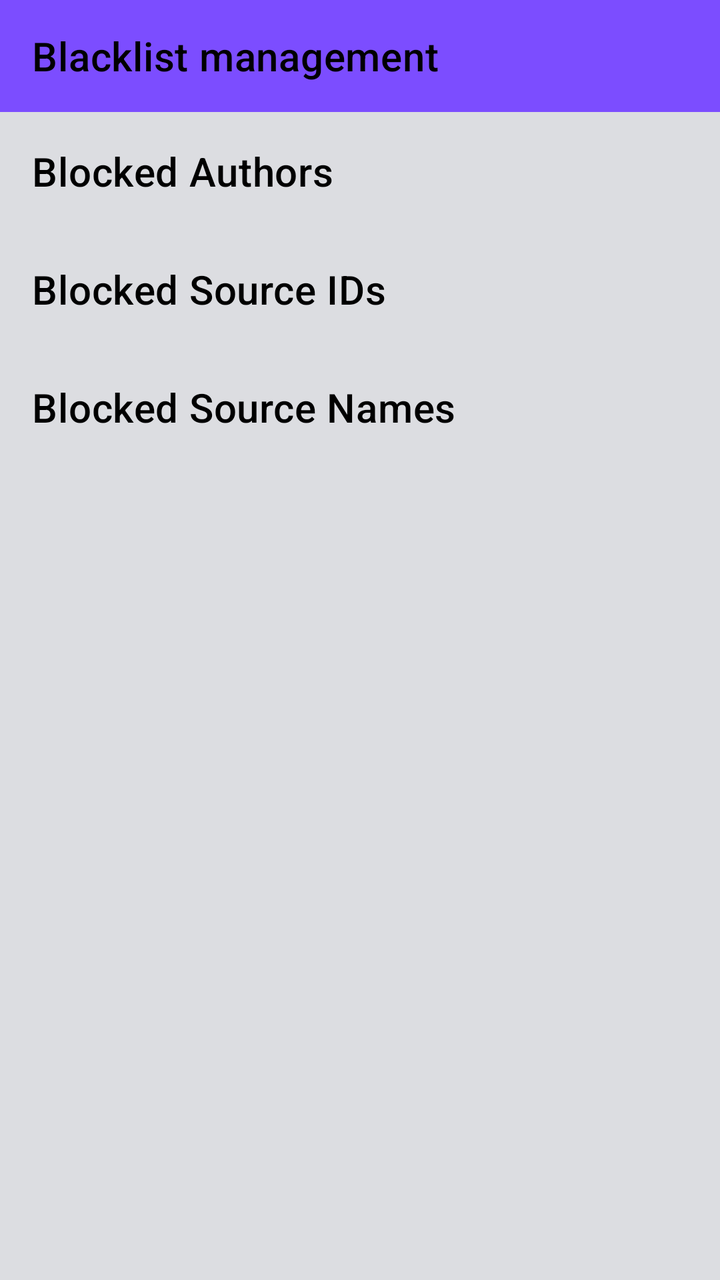
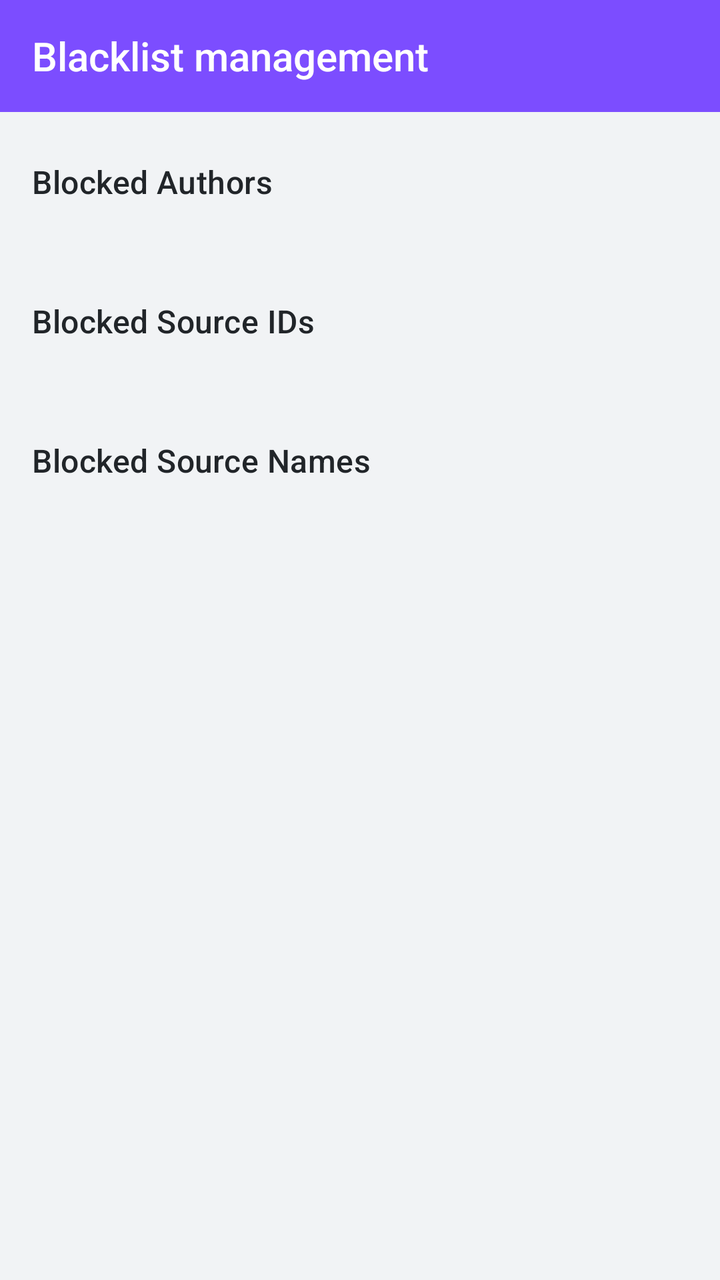

Two renders of the same Android screen: before a commit and after it. Below are the layout's source before the change and the commit's diff.
<!-- AndroidManifest.xml: application theme Theme.NewsApp -->
<!-- res/layout/fragment_blacklist.xml -->
<?xml version="1.0" encoding="utf-8"?>
<androidx.constraintlayout.widget.ConstraintLayout xmlns:android="http://schemas.android.com/apk/res/android"
    xmlns:app="http://schemas.android.com/apk/res-auto"
    android:layout_width="match_parent"
    android:layout_height="match_parent"
    android:fitsSystemWindows="true">

    <com.google.android.material.appbar.AppBarLayout
        android:id="@+id/appBarBlacklist"
        android:layout_width="match_parent"
        android:layout_height="wrap_content"
        app:layout_constraintTop_toTopOf="parent">

        <androidx.appcompat.widget.Toolbar
            android:id="@+id/toolbarBlacklist"
            android:layout_width="match_parent"
            android:layout_height="?attr/actionBarSize"
            app:title="Blacklist management" />
    </com.google.android.material.appbar.AppBarLayout>

    <androidx.core.widget.NestedScrollView
        android:layout_width="match_parent"
        android:layout_height="0dp"
        app:layout_constraintBottom_toBottomOf="parent"
        app:layout_constraintTop_toBottomOf="@id/appBarBlacklist">

        <LinearLayout
            android:layout_width="match_parent"
            android:layout_height="wrap_content"
            android:orientation="vertical"
            android:padding="16dp">

            <TextView
                android:layout_width="match_parent"
                android:layout_height="wrap_content"
                android:text="Blocked Authors"
                android:textAppearance="?attr/textAppearanceHeadline6" />

            <androidx.recyclerview.widget.RecyclerView
                android:id="@+id/rvBlockedAuthors"
                android:layout_width="match_parent"
                android:layout_height="wrap_content"
                android:layout_marginTop="8dp"
                android:nestedScrollingEnabled="false"
                app:layoutManager="androidx.recyclerview.widget.LinearLayoutManager" />

            <TextView
                android:layout_width="match_parent"
                android:layout_height="wrap_content"
                android:layout_marginTop="24dp"
                android:text="Blocked Source IDs"
                android:textAppearance="?attr/textAppearanceHeadline6" />

            <androidx.recyclerview.widget.RecyclerView
                android:id="@+id/rvBlockedSourceIds"
                android:layout_width="match_parent"
                android:layout_height="wrap_content"
                android:layout_marginTop="8dp"
                android:nestedScrollingEnabled="false"
                app:layoutManager="androidx.recyclerview.widget.LinearLayoutManager" />

            <TextView
                android:layout_width="match_parent"
                android:layout_height="wrap_content"
                android:layout_marginTop="24dp"
                android:text="Blocked Source Names"
                android:textAppearance="?attr/textAppearanceHeadline6" />

            <androidx.recyclerview.widget.RecyclerView
                android:id="@+id/rvBlockedSourceNames"
                android:layout_width="match_parent"
                android:layout_height="wrap_content"
                android:layout_marginTop="8dp"
                android:nestedScrollingEnabled="false"
                app:layoutManager="androidx.recyclerview.widget.LinearLayoutManager" />

        </LinearLayout>
    </androidx.core.widget.NestedScrollView>
</androidx.constraintlayout.widget.ConstraintLayout>
<!-- resources referenced by this layout -->
<resources>
  <style name="Theme.NewsApp" parent="Theme.MaterialComponents.DayNight.NoActionBar">
          
          <item name="colorPrimary">@color/primary_purple_soft</item>
          <item name="colorPrimaryVariant">@color/primary_purple_dark</item>
          <item name="colorOnPrimary">@color/white</item>
  
          
          <item name="colorSecondary">@color/teal_200</item>
          <item name="colorSecondaryVariant">@color/teal_700</item>
          <item name="colorOnSecondary">@color/black</item>
  
          
          <item name="android:windowBackground">@color/light_bg_main</item>
          <item name="colorSurface">@color/light_bg_article_card</item>
          <item name="colorOnSurface">@color/text_primary_light</item>
  
          
          <item name="android:statusBarColor">@color/primary_purple_dark</item>
  
          
          <item name="android:textColorPrimary">@color/text_primary_light</item>
          <item name="android:textColorSecondary">@color/text_grey_strong</item>
  
          
          <item name="actionBarTheme">@style/ThemeOverlay.AppCompat.Dark.ActionBar</item>
      </style>
  <color name="primary_purple_soft">#7C4DFF</color>
  <color name="primary_purple_dark">#6200EA</color>
  <color name="white">#FFFFFFFF</color>
  <color name="teal_200">#FF03DAC5</color>
  <color name="teal_700">#FF018786</color>
  <color name="black">#FF000000</color>
  <color name="light_bg_main">#DCDDE1</color>
  <color name="light_bg_article_card">#ECEFF1</color>
  <color name="text_primary_light">#000000</color>
  <color name="text_grey_strong">#212121</color>
</resources>

<!-- the commit's change to res/layout/fragment_blacklist.xml (unified diff, before → after) -->
@@ -1,5 +1,6 @@
 <?xml version="1.0" encoding="utf-8"?>
-<androidx.constraintlayout.widget.ConstraintLayout xmlns:android="http://schemas.android.com/apk/res/android"
+<androidx.constraintlayout.widget.ConstraintLayout
+    xmlns:android="http://schemas.android.com/apk/res/android"
     xmlns:app="http://schemas.android.com/apk/res-auto"
     android:layout_width="match_parent"
     android:layout_height="match_parent"
@@ -7,73 +8,74 @@
 
     <com.google.android.material.appbar.AppBarLayout
         android:id="@+id/appBarBlacklist"
+        style="@style/DS.Widget.AppBarLayout"
         android:layout_width="match_parent"
         android:layout_height="wrap_content"
         app:layout_constraintTop_toTopOf="parent">
 
         <androidx.appcompat.widget.Toolbar
             android:id="@+id/toolbarBlacklist"
+            style="@style/DS.Widget.Toolbar"
             android:layout_width="match_parent"
             android:layout_height="?attr/actionBarSize"
-            app:title="Blacklist management" />
+            app:title="@string/title_blacklist" />
+
     </com.google.android.material.appbar.AppBarLayout>
 
     <androidx.core.widget.NestedScrollView
         android:layout_width="match_parent"
         android:layout_height="0dp"
-        app:layout_constraintBottom_toBottomOf="parent"
-        app:layout_constraintTop_toBottomOf="@id/appBarBlacklist">
+        app:layout_constraintTop_toBottomOf="@id/appBarBlacklist"
+        app:layout_constraintBottom_toBottomOf="parent">
 
         <LinearLayout
             android:layout_width="match_parent"
             android:layout_height="wrap_content"
             android:orientation="vertical"
-            android:padding="16dp">
+            android:paddingStart="@dimen/ds_screen_padding_horizontal"
+            android:paddingEnd="@dimen/ds_screen_padding_horizontal"
+            android:paddingTop="@dimen/ds_screen_padding_vertical"
+            android:paddingBottom="@dimen/ds_screen_padding_vertical">
 
             <TextView
-                android:layout_width="match_parent"
-                android:layout_height="wrap_content"
-                android:text="Blocked Authors"
-                android:textAppearance="?attr/textAppearanceHeadline6" />
+                style="@style/DS.Widget.SectionHeader"
+                android:text="@string/section_blocked_authors" />
 
             <androidx.recyclerview.widget.RecyclerView
                 android:id="@+id/rvBlockedAuthors"
                 android:layout_width="match_parent"
                 android:layout_height="wrap_content"
-                android:layout_marginTop="8dp"
+                android:layout_marginTop="@dimen/ds_space_4"
                 android:nestedScrollingEnabled="false"
                 app:layoutManager="androidx.recyclerview.widget.LinearLayoutManager" />
 
             <TextView
-                android:layout_width="match_parent"
-                android:layout_height="wrap_content"
-                android:layout_marginTop="24dp"
-                android:text="Blocked Source IDs"
-                android:textAppearance="?attr/textAppearanceHeadline6" />
+                style="@style/DS.Widget.SectionHeader"
+                android:layout_marginTop="@dimen/ds_section_spacing"
+                android:text="@string/section_blocked_source_ids" />
 
             <androidx.recyclerview.widget.RecyclerView
                 android:id="@+id/rvBlockedSourceIds"
                 android:layout_width="match_parent"
                 android:layout_height="wrap_content"
-                android:layout_marginTop="8dp"
+                android:layout_marginTop="@dimen/ds_space_4"
                 android:nestedScrollingEnabled="false"
                 app:layoutManager="androidx.recyclerview.widget.LinearLayoutManager" />
 
             <TextView
-                android:layout_width="match_parent"
-                android:layout_height="wrap_content"
-                android:layout_marginTop="24dp"
-                android:text="Blocked Source Names"
-                android:textAppearance="?attr/textAppearanceHeadline6" />
+                style="@style/DS.Widget.SectionHeader"
+                android:layout_marginTop="@dimen/ds_section_spacing"
+                android:text="@string/section_blocked_source_names" />
 
             <androidx.recyclerview.widget.RecyclerView
                 android:id="@+id/rvBlockedSourceNames"
                 android:layout_width="match_parent"
                 android:layout_height="wrap_content"
-                android:layout_marginTop="8dp"
+                android:layout_marginTop="@dimen/ds_space_4"
                 android:nestedScrollingEnabled="false"
                 app:layoutManager="androidx.recyclerview.widget.LinearLayoutManager" />
 
         </LinearLayout>
     </androidx.core.widget.NestedScrollView>
+
 </androidx.constraintlayout.widget.ConstraintLayout>
<!-- resource entries referenced after the edit -->
@@ -1,40 +1,134 @@
 <!-- resources referenced by this layout -->
 <resources>
+  <dimen name="ds_screen_padding_horizontal">16dp</dimen>
+  <dimen name="ds_screen_padding_vertical">16dp</dimen>
+  <dimen name="ds_section_spacing">24dp</dimen>
+  <dimen name="ds_space_4">8dp</dimen>
+  <string name="section_blocked_authors">Blocked Authors</string>
+  <string name="section_blocked_source_ids">Blocked Source IDs</string>
+  <string name="section_blocked_source_names">Blocked Source Names</string>
+  <string name="title_blacklist">Blacklist management</string>
+  <style name="DS.Widget.AppBarLayout" parent="Widget.MaterialComponents.AppBarLayout.Primary">
+          <item name="android:background">?attr/colorPrimary</item>
+          <item name="elevation">@dimen/ds_elevation_appbar</item>
+      </style>
+  <style name="DS.Widget.SectionHeader">
+          <item name="android:layout_width">match_parent</item>
+          <item name="android:layout_height">wrap_content</item>
+          <item name="android:textAppearance">@style/DS.TextAppearance.TitleMedium</item>
+          <item name="android:textColor">?android:attr/textColorPrimary</item>
+          <item name="android:paddingVertical">@dimen/ds_space_4</item>
+      </style>
+  <style name="DS.Widget.Toolbar" parent="Widget.AppCompat.Toolbar">
+          <item name="android:background">?attr/colorPrimary</item>
+          <item name="android:elevation">@dimen/ds_elevation_appbar</item>
+          <item name="titleTextColor">?attr/colorOnPrimary</item>
+          <item name="subtitleTextColor">?attr/colorOnPrimary</item>
+      </style>
   <style name="Theme.NewsApp" parent="Theme.MaterialComponents.DayNight.NoActionBar">
-          
-          <item name="colorPrimary">@color/primary_purple_soft</item>
-          <item name="colorPrimaryVariant">@color/primary_purple_dark</item>
-          <item name="colorOnPrimary">@color/white</item>
-  
-          
-          <item name="colorSecondary">@color/teal_200</item>
-          <item name="colorSecondaryVariant">@color/teal_700</item>
-          <item name="colorOnSecondary">@color/black</item>
-  
-          
-          <item name="android:windowBackground">@color/light_bg_main</item>
-          <item name="colorSurface">@color/light_bg_article_card</item>
-          <item name="colorOnSurface">@color/text_primary_light</item>
-  
-          
-          <item name="android:statusBarColor">@color/primary_purple_dark</item>
-  
-          
-          <item name="android:textColorPrimary">@color/text_primary_light</item>
-          <item name="android:textColorSecondary">@color/text_grey_strong</item>
-  
-          
+          <item name="colorPrimary">@color/ds_color_primary</item>
+          <item name="colorPrimaryVariant">@color/ds_color_primary_variant</item>
+          <item name="colorOnPrimary">@color/ds_color_on_primary</item>
+          <item name="colorSecondary">@color/ds_color_secondary</item>
+          <item name="colorSecondaryVariant">@color/ds_color_secondary_variant</item>
+          <item name="colorOnSecondary">@color/ds_color_on_secondary</item>
+          <item name="android:windowBackground">@color/ds_color_background</item>
+          <item name="android:colorBackground">@color/ds_color_background</item>
+          <item name="colorSurface">@color/ds_color_surface</item>
+          <item name="colorOnSurface">@color/ds_color_on_surface</item>
+          <item name="android:textColorPrimary">@color/ds_color_on_background</item>
+          <item name="android:textColorSecondary">@color/ds_color_on_surface_medium</item>
+          <item name="android:textColorHint">@color/ds_color_on_surface_disabled</item>
+          <item name="colorError">@color/ds_color_error</item>
+          <item name="android:statusBarColor">@color/ds_color_status_bar</item>
+          <item name="android:windowLightStatusBar">false</item>
+          <item name="shapeAppearanceSmallComponent">@style/DS.ShapeAppearance.Small</item>
+          <item name="shapeAppearanceMediumComponent">@style/DS.ShapeAppearance.Medium</item>
+          <item name="shapeAppearanceLargeComponent">@style/DS.ShapeAppearance.Large</item>
+          <item name="materialCardViewStyle">@style/DS.Widget.Card</item>
+          <item name="toolbarStyle">@style/DS.Widget.Toolbar</item>
+          <item name="bottomNavigationStyle">@style/DS.Widget.BottomNavigation</item>
+          <item name="materialButtonStyle">@style/DS.Widget.Button.Primary</item>
           <item name="actionBarTheme">@style/ThemeOverlay.AppCompat.Dark.ActionBar</item>
       </style>
-  <color name="primary_purple_soft">#7C4DFF</color>
-  <color name="primary_purple_dark">#6200EA</color>
-  <color name="white">#FFFFFFFF</color>
-  <color name="teal_200">#FF03DAC5</color>
-  <color name="teal_700">#FF018786</color>
-  <color name="black">#FF000000</color>
-  <color name="light_bg_main">#DCDDE1</color>
-  <color name="light_bg_article_card">#ECEFF1</color>
-  <color name="text_primary_light">#000000</color>
-  <color name="text_grey_strong">#212121</color>
+  <dimen name="ds_elevation_appbar">4dp</dimen>
+  <style name="DS.TextAppearance.TitleMedium">
+          <item name="android:textSize">@dimen/ds_text_lg</item>
+          <item name="android:fontFamily">sans-serif-medium</item>
+          <item name="android:letterSpacing">0.009</item>
+          <item name="android:lineSpacingExtra">@dimen/ds_line_spacing_heading</item>
+      </style>
+  <color name="ds_color_primary">#7C4DFF</color>
+  <color name="ds_color_primary_variant">#6200EA</color>
+  <color name="ds_color_on_primary">#FFFFFF</color>
+  <color name="ds_color_secondary">#03DAC5</color>
+  <color name="ds_color_secondary_variant">#018786</color>
+  <color name="ds_color_on_secondary">#000000</color>
+  <color name="ds_color_background">#F1F3F5</color>
+  <color name="ds_color_surface">#FFFFFF</color>
+  <color name="ds_color_on_surface">#212529</color>
+  <color name="ds_color_on_background">#212529</color>
+  <color name="ds_color_on_surface_medium">#495057</color>
+  <color name="ds_color_on_surface_disabled">#ADB5BD</color>
+  <color name="ds_color_error">#D32F2F</color>
+  <color name="ds_color_status_bar">#6200EA</color>
+  <style name="DS.ShapeAppearance.Small" parent="ShapeAppearance.MaterialComponents.SmallComponent">
+          <item name="cornerFamily">rounded</item>
+          <item name="cornerSize">@dimen/ds_radius_xs</item>
+      </style>
+  <style name="DS.ShapeAppearance.Medium" parent="ShapeAppearance.MaterialComponents.MediumComponent">
+          <item name="cornerFamily">rounded</item>
+          <item name="cornerSize">@dimen/ds_radius_md</item>
+      </style>
+  <style name="DS.ShapeAppearance.Large" parent="ShapeAppearance.MaterialComponents.LargeComponent">
+          <item name="cornerFamily">rounded</item>
+          <item name="cornerSize">@dimen/ds_radius_lg</item>
+      </style>
+  <style name="DS.Widget.Card" parent="Widget.MaterialComponents.CardView">
+          <item name="cardCornerRadius">@dimen/ds_radius_card</item>
+          <item name="cardElevation">@dimen/ds_elevation_card</item>
+          <item name="cardBackgroundColor">?attr/colorSurface</item>
+          <item name="strokeWidth">@dimen/ds_stroke_thin</item>
+          <item name="strokeColor">@color/ds_color_outline</item>
+          <item name="contentPaddingLeft">0dp</item>
+          <item name="contentPaddingTop">0dp</item>
+          <item name="contentPaddingRight">0dp</item>
+          <item name="contentPaddingBottom">0dp</item>
+      </style>
+  <style name="DS.Widget.BottomNavigation" parent="Widget.MaterialComponents.BottomNavigationView">
+          <item name="android:background">?attr/colorSurface</item>
+          <item name="elevation">@dimen/ds_elevation_bottom_nav</item>
+          <item name="itemIconTint">@color/ds_bottom_nav_icon_tint</item>
+          <item name="itemTextColor">@color/ds_bottom_nav_icon_tint</item>
+      </style>
+  <style name="DS.Widget.Button.Primary" parent="Widget.MaterialComponents.Button">
+          <item name="android:minHeight">@dimen/ds_button_height</item>
+          <item name="cornerRadius">@dimen/ds_radius_button</item>
+          <item name="backgroundTint">?attr/colorPrimary</item>
+          <item name="android:textColor">?attr/colorOnPrimary</item>
+          <item name="android:textAppearance">@style/DS.TextAppearance.LabelLarge</item>
+          <item name="android:paddingStart">@dimen/ds_space_8</item>
+          <item name="android:paddingEnd">@dimen/ds_space_8</item>
+      </style>
+  <dimen name="ds_text_lg">16sp</dimen>
+  <dimen name="ds_line_spacing_heading">2dp</dimen>
+  <dimen name="ds_radius_xs">4dp</dimen>
+  <dimen name="ds_radius_md">12dp</dimen>
+  <dimen name="ds_radius_lg">16dp</dimen>
+  <dimen name="ds_radius_card">16dp</dimen>
+  <dimen name="ds_elevation_card">2dp</dimen>
+  <dimen name="ds_stroke_thin">1dp</dimen>
+  <color name="ds_color_outline">#DEE2E6</color>
+  <dimen name="ds_elevation_bottom_nav">8dp</dimen>
+  <dimen name="ds_button_height">48dp</dimen>
+  <dimen name="ds_radius_button">8dp</dimen>
+  <style name="DS.TextAppearance.LabelLarge">
+          <item name="android:textSize">@dimen/ds_text_md</item>
+          <item name="android:fontFamily">sans-serif-medium</item>
+          <item name="android:letterSpacing">0.007</item>
+          <item name="android:textAllCaps">false</item>
+      </style>
+  <dimen name="ds_space_8">24dp</dimen>
+  <dimen name="ds_text_md">14sp</dimen>
 </resources>
 
